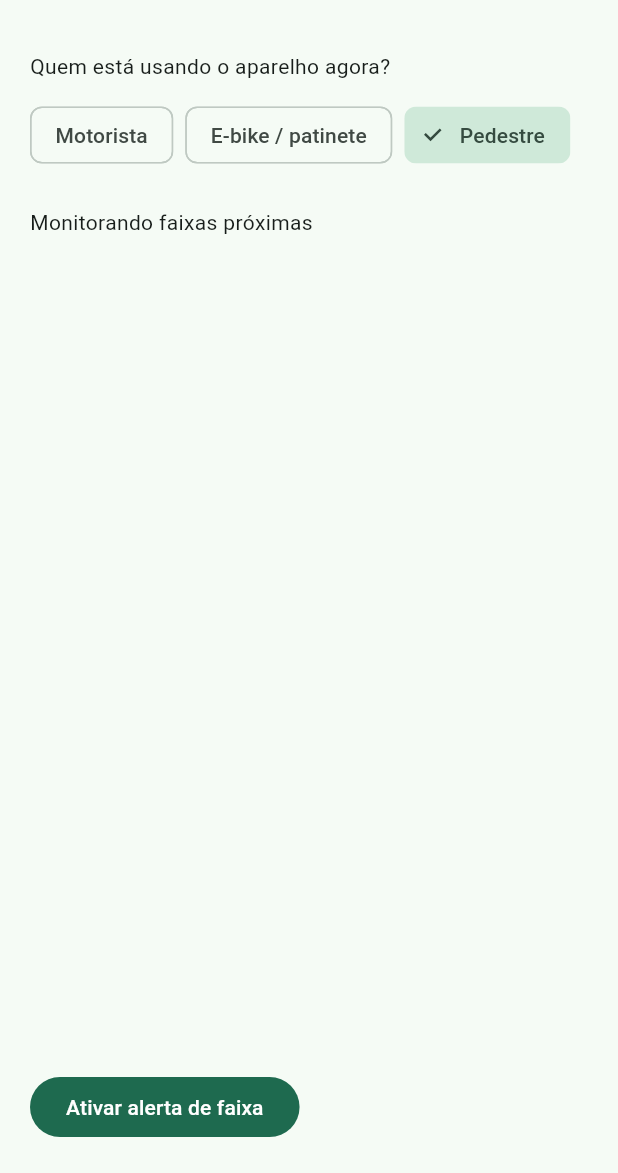
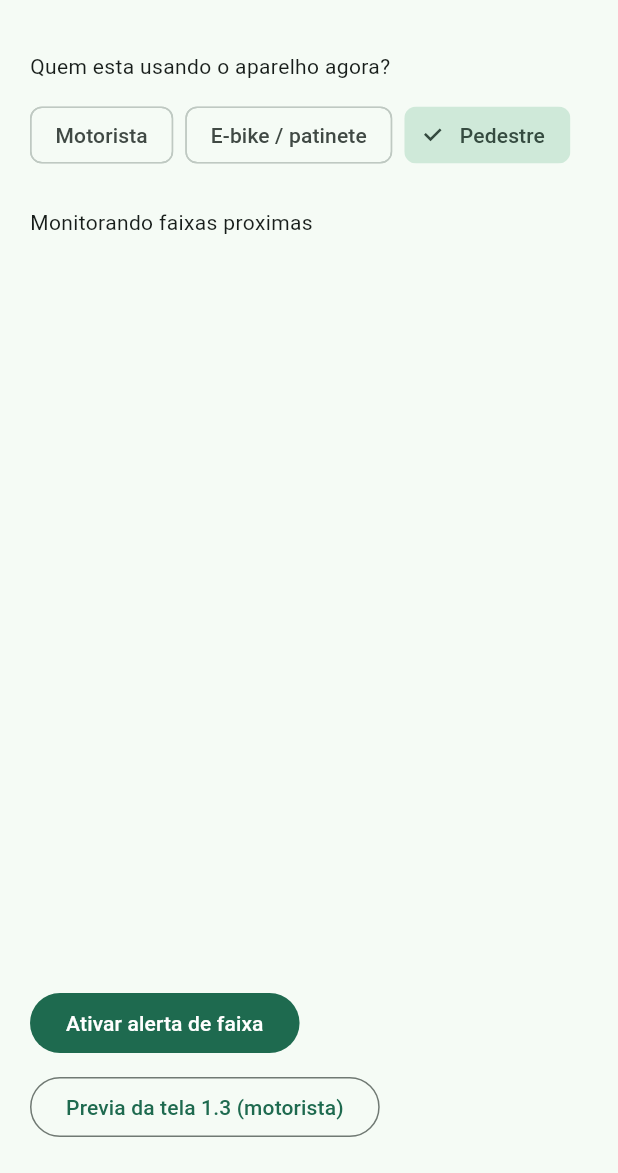
Before and after one commit to assumcaonerd/cross-safe, a Flutter app: the screen it shows after launch, after a tap on "Ativar alerta de faixa", on a phone screen of 412 x 824 dp, the part 63-1236 px from its top. Run offline on Flutter 3.47's test engine with Material 3 defaults, Android fonts, the phone set to English and light mode, and no system bars; our stand-ins replace geolocator, sensors_plus, vibration.

Commit message:
feat(mobile): wire home to Interface 1.3 preview and auto-trigger

```diff
--- a/mobile/lib/screens/home_screen.dart
+++ b/mobile/lib/screens/home_screen.dart
@@ -4,6 +4,7 @@ import '../models/role.dart';
 import '../services/geofence_service.dart';
 import '../services/haptic_service.dart';
 import '../services/imu_service.dart';
+import 'driver_interrupt_screen.dart';
 
 class HomeScreen extends StatefulWidget {
   const HomeScreen({super.key});
@@ -17,15 +18,15 @@ class _HomeScreenState extends State<HomeScreen> {
   final _geo = GeofenceService();
   final _imu = ImuService();
   final _haptic = HapticService();
-  String _status = 'Aguardando permissão de localização';
+  String _status = 'Aguardando permissao de localizacao';
 
   Future<void> _arm() async {
     final ok = await _geo.ensurePermission();
     if (!ok) {
-      setState(() => _status = 'Localização negada');
+      setState(() => _status = 'Localizacao negada');
       return;
     }
-    setState(() => _status = 'Monitorando faixas próximas');
+    setState(() => _status = 'Monitorando faixas proximas');
     await for (final position in _geo.watch()) {
       if (!mounted) return;
       _imu.lastSpeed = position.speed;
@@ -45,6 +46,18 @@ class _HomeScreenState extends State<HomeScreen> {
         });
         if (urgent || classification.hardBrake) {
           await _haptic.alertFor(_role, urgent: true);
+          if (_role == UserRole.driver && mounted) {
+            await Navigator.of(context).push(
+              PageRouteBuilder(
+                opaque: true,
+                pageBuilder: (_, __, ___) => DriverInterruptScreen(
+                  distanceM: nearest.distanceM,
+                  speedKmh: position.speed * 3.6,
+                  crosswalkName: nearest.name,
+                ),
+              ),
+            );
+          }
         }
       }
     }
@@ -59,7 +72,7 @@ class _HomeScreenState extends State<HomeScreen> {
         child: Column(
           crossAxisAlignment: CrossAxisAlignment.start,
           children: [
-            const Text('Quem está usando o aparelho agora?'),
+            const Text('Quem esta usando o aparelho agora?'),
             const SizedBox(height: 12),
             Wrap(
               spacing: 8,
@@ -80,6 +93,17 @@ class _HomeScreenState extends State<HomeScreen> {
               onPressed: _arm,
               child: const Text('Ativar alerta de faixa'),
             ),
+            const SizedBox(height: 8),
+            OutlinedButton(
+              onPressed: () {
+                Navigator.of(context).push(
+                  MaterialPageRoute(
+                    builder: (_) => const DriverInterruptScreen(),
+                  ),
+                );
+              },
+              child: const Text('Previa da tela 1.3 (motorista)'),
+            ),
           ],
         ),
       ),
```
